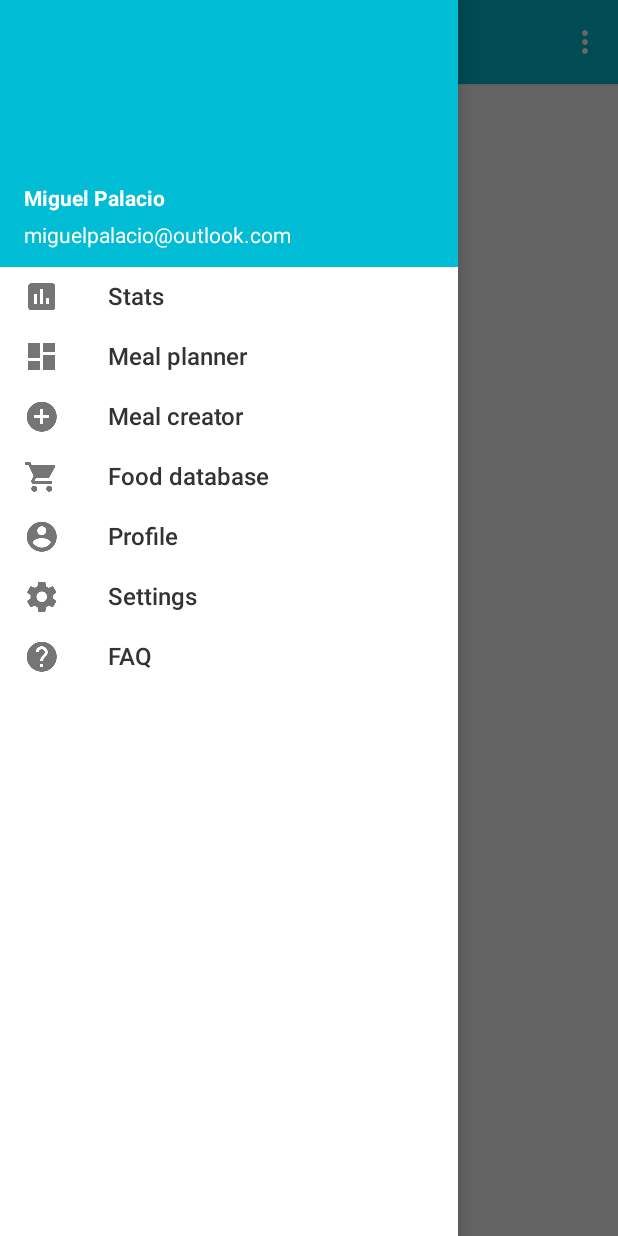
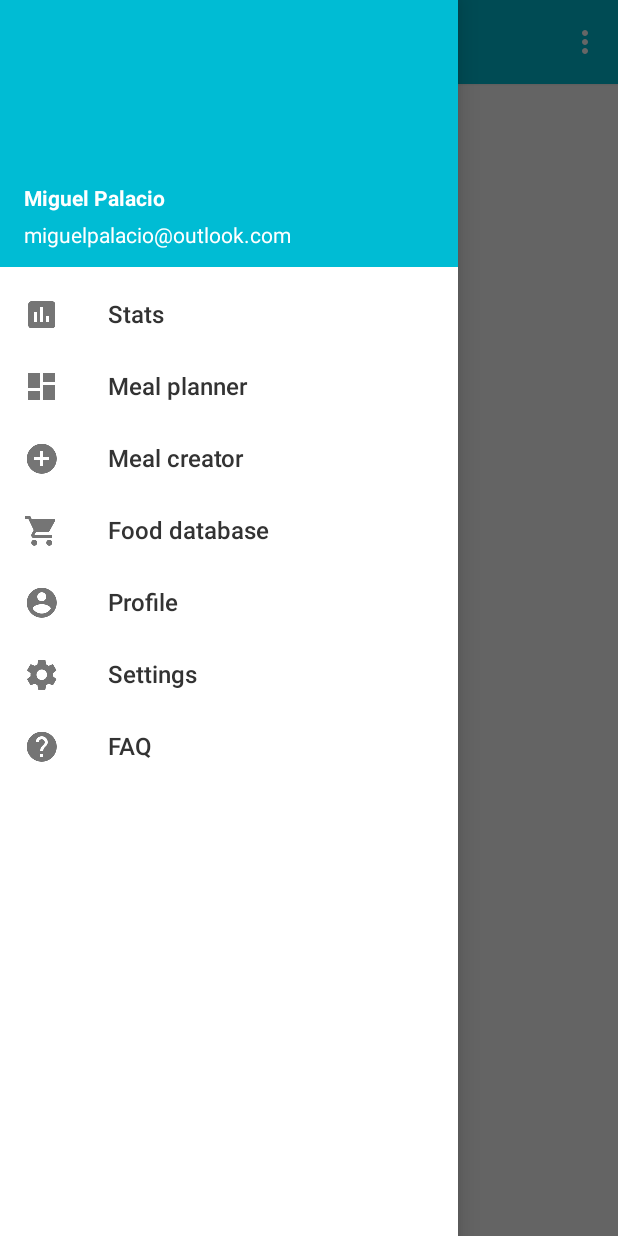
Before and after one commit to miguelpalacio/MyMacros, an Android app: the screen it shows after launch (MainActivity), with the side drawer open, on a phone screen of 412 x 824 dp. Run offline under Robolectric (Android 15) with nearby library versions, the phone set to English and light mode, and no system bars.

Commit message:
Minor changes in appearance to fulfil Material Design spec.

```diff
--- a/app/src/main/java/com/miguelpalacio/mymacros/MainActivity.java
+++ b/app/src/main/java/com/miguelpalacio/mymacros/MainActivity.java
@@ -15,7 +15,6 @@ import android.os.Bundle;
 import android.view.Menu;
 import android.view.MenuItem;
 import android.view.View;
-import android.widget.Toast;
 
 
 public class MainActivity extends ActionBarActivity {
@@ -89,6 +88,7 @@ public class MainActivity extends ActionBarActivity {
                                 getSupportFragmentManager()
                                         .beginTransaction()
                                         .replace(R.id.fragment_container, mealPlannerFragment)
+                                        .addToBackStack(null)
                                         .commit();
                             }
                         };
--- a/app/src/main/res/layout/activity_main.xml
+++ b/app/src/main/res/layout/activity_main.xml
@@ -18,25 +18,6 @@
         <include
             android:id="@+id/toolbar"
             layout="@layout/toolbar" />
-
-<!--        <TextView
-            android:text="@string/hello_world"
-            android:layout_width="wrap_content"
-            android:layout_height="wrap_content"
-            android:paddingLeft="8dp"
-            android:paddingTop="8dp" />-->
-
-<!--        <fragment
-            android:name="com.miguelpalacio.mymacros.ProfileFragment"
-            android:id="@+id/profile_fragment"
-            android:layout_width="match_parent"
-            android:layout_height="wrap_content" />-->
-
-<!--        <fragment
-            android:name="com.miguelpalacio.mymacros.MealPlannerFragment"
-            android:id="@+id/mea_planner_fragment"
-            android:layout_width="match_parent"
-            android:layout_height="wrap_content" />-->
 
         <FrameLayout
             android:id="@+id/fragment_container"
--- a/app/src/main/res/layout/drawer_header.xml
+++ b/app/src/main/res/layout/drawer_header.xml
@@ -1,5 +1,10 @@
 <?xml version="1.0" encoding="utf-8"?>
-<RelativeLayout xmlns:android="http://schemas.android.com/apk/res/android"
+<LinearLayout xmlns:android="http://schemas.android.com/apk/res/android"
+    android:layout_width="match_parent"
+    android:layout_height="186dp"
+    android:orientation="vertical">
+
+    <RelativeLayout
         android:layout_width="match_parent"
         android:layout_height="178dp"
         android:background="@color/primary"
@@ -38,3 +43,11 @@
         </LinearLayout>
 
     </RelativeLayout>
+
+    <!-- Padding section of 8dp required by Material Design spec. -->
+    <LinearLayout
+        android:layout_width="match_parent"
+        android:layout_height="8dp"
+        android:background="@color/text_background"/>
+
+</LinearLayout>
--- a/app/src/main/res/layout/drawer_row.xml
+++ b/app/src/main/res/layout/drawer_row.xml
@@ -2,8 +2,8 @@
 <LinearLayout xmlns:android="http://schemas.android.com/apk/res/android"
     android:layout_width="match_parent"
     android:layout_height="wrap_content"
-    android:paddingTop="8dp"
-    android:paddingBottom="8dp"
+    android:paddingTop="12dp"
+    android:paddingBottom="12dp"
     android:clickable="true"
     android:background="@drawable/custom_bg"
     android:orientation="horizontal">
```
Lines whose indentation alone changed are shown as unchanged.
